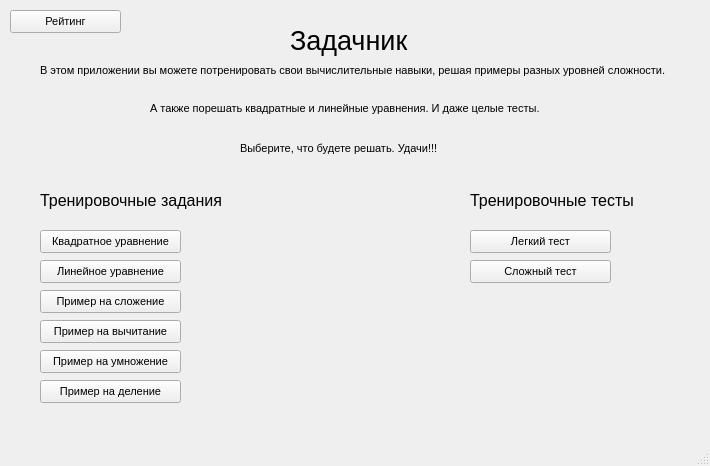
Old version of the form zadachnik_menu.ui in the repository Manex0990/ZadachnikQT_Project.
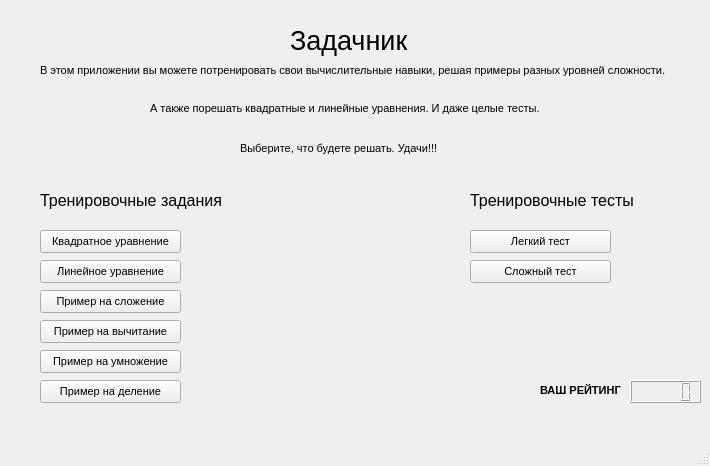
New version of the form.

```diff
--- a/zadachnik_menu.ui
+++ b/zadachnik_menu.ui
@@ -221,17 +221,33 @@
      <string>Сложный тест</string>
     </property>
    </widget>
-   <widget class="QPushButton" name="get_rating_btn">
+   <widget class="QLCDNumber" name="rating">
     <property name="geometry">
      <rect>
-      <x>10</x>
-      <y>10</y>
-      <width>111</width>
+      <x>630</x>
+      <y>380</y>
+      <width>71</width>
       <height>23</height>
      </rect>
     </property>
+   </widget>
+   <widget class="QLabel" name="label_7">
+    <property name="geometry">
+     <rect>
+      <x>540</x>
+      <y>380</y>
+      <width>81</width>
+      <height>21</height>
+     </rect>
+    </property>
+    <property name="font">
+     <font>
+      <weight>75</weight>
+      <bold>true</bold>
+     </font>
+    </property>
     <property name="text">
-     <string>Рейтинг</string>
+     <string>ВАШ РЕЙТИНГ:</string>
     </property>
    </widget>
   </widget>
```
Left out of the diff: 1 changed line with no effect on the pictures.
